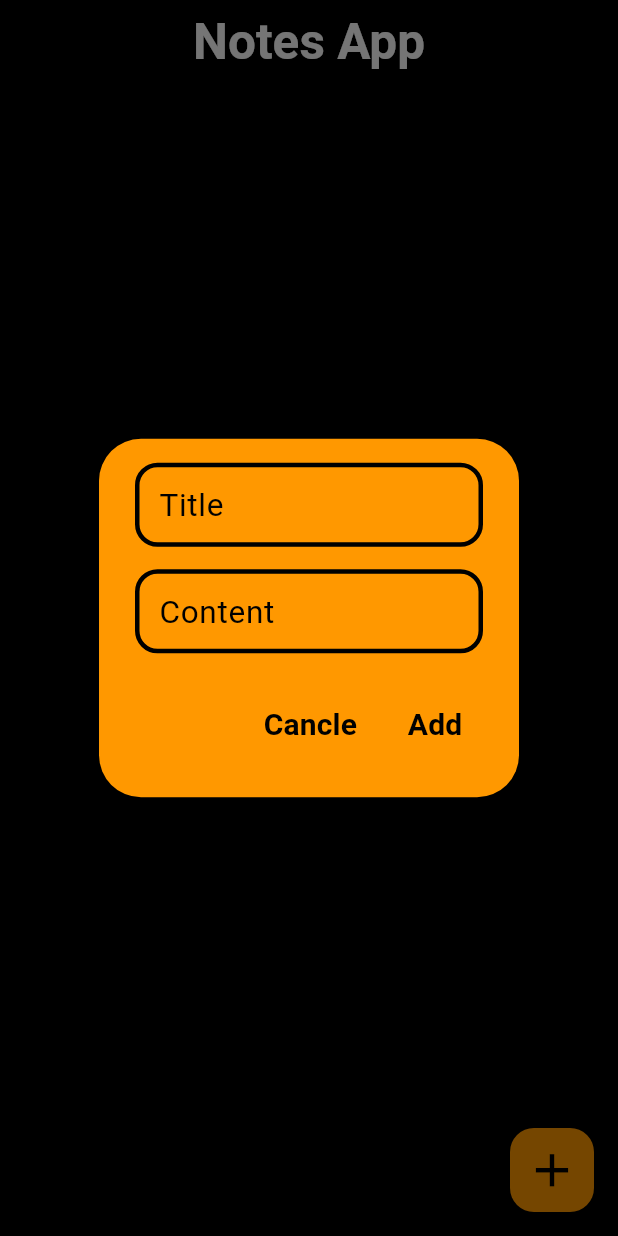
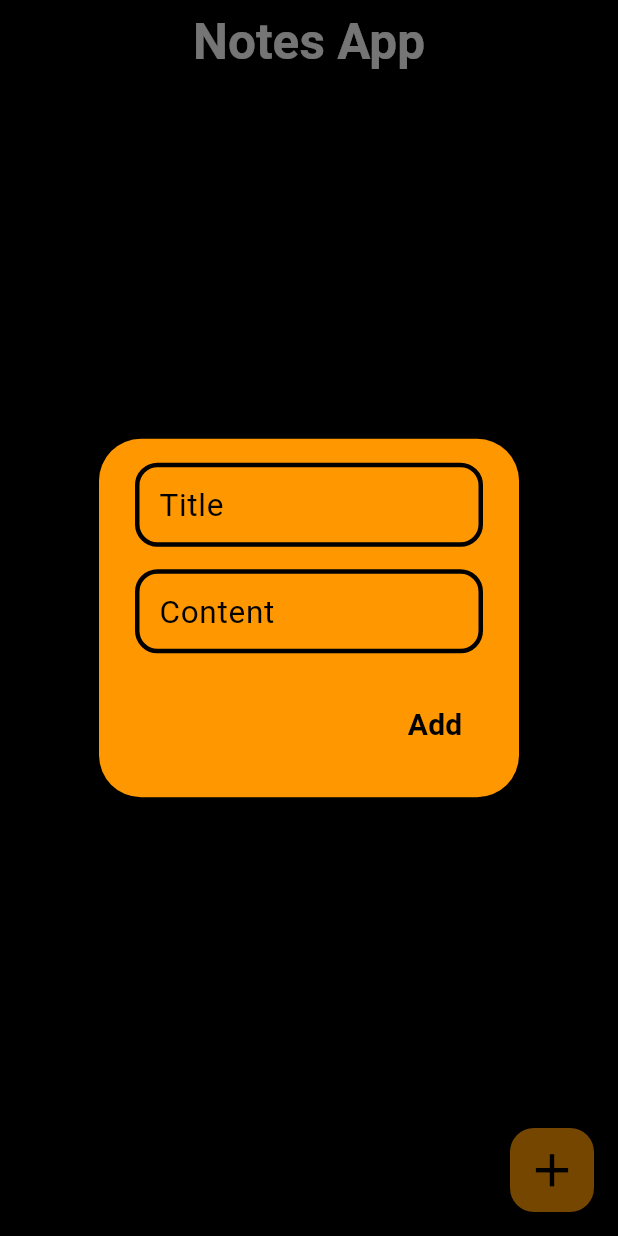
Before and after one commit to AvezChadchan/Notes_App, a Flutter app: the screen it shows after launch, after a tap on the "add" icon, on a phone screen of 412 x 824 dp. Run offline on Flutter 3.47's test engine with Material 3 defaults, Android fonts, the phone set to English and light mode, and no system bars; our stand-ins replace sqflite; accounts and stored records are empty.

```diff
--- /dev/null
+++ b/lib/data/local/db_helper.dart
@@ -0,0 +1,55 @@
+import 'dart:io';
+import 'package:path/path.dart';
+import 'package:path_provider/path_provider.dart';
+import 'package:sqflite/sqflite.dart';
+
+class DBHelper {
+  DBHelper._();
+  static DBHelper getInstance = DBHelper._();
+
+  static final String TABLE_NAME = "notes";
+  static final String COLUMN_ID = "id";
+  static final String COLUMN_TITLE = "title";
+  static final String COLUMN_CONTENT = "content";
+
+  Database? myDB;
+
+  Future<Database> getDB() async {
+    myDB ??= await openDB();
+    return myDB!;
+  }
+
+  Future<Database> openDB() async {
+    Directory appDir = await getApplicationDocumentsDirectory();
+    String path = join(appDir.path, "notesDB.db");
+    return await openDatabase(
+      path,
+      onCreate: (db, version) {
+        db.execute(
+          "CREATE TABLE $TABLE_NAME($COLUMN_ID INTEGER PRIMARY KEY AUTOINCREMENT,$COLUMN_TITLE TEXT,$COLUMN_CONTENT TEXT)",
+        );
+      },
+    );
+  }
+
+  Future<bool> addNote({
+    required String mtitle,
+    required String mcontent,
+  }) async {
+    var db = await getDB();
+    int rowsEffected = await db.insert(TABLE_NAME, {
+      COLUMN_TITLE: mtitle,
+      COLUMN_CONTENT: mcontent,
+    });
+
+    print("Inserted rows: $rowsEffected");
+    return rowsEffected > 0;
+  }
+
+
+  Future<List<Map<String, dynamic>>> getAllNotes() async {
+    var db = await getDB();
+    List<Map<String, dynamic>> notes = await db.query(TABLE_NAME);
+    return notes;
+  }
+}
--- a/lib/main.dart
+++ b/lib/main.dart
@@ -1,6 +1,5 @@
 import 'package:flutter/material.dart';
-
-import 'note.dart';
+import 'package:notes_app/data/local/db_helper.dart';
 
 void main() {
   runApp(const MyApp());
@@ -25,7 +24,21 @@ class MyHomePage extends StatefulWidget {
 }
 
 class _MyHomePageState extends State<MyHomePage> {
-  List<Note> notes = [];
+  DBHelper? dbRef;
+  List<Map<String, dynamic>> notes = [];
+  @override
+  void initState() {
+    super.initState();
+    dbRef = DBHelper.getInstance;
+    getNotes();
+  }
+
+  void getNotes() async {
+    notes = await dbRef!.getAllNotes();
+    print("Fetched Notes: $notes");
+    setState(() {});
+  }
+
 
   @override
   Widget build(BuildContext context) {
@@ -42,7 +55,9 @@ class _MyHomePageState extends State<MyHomePage> {
         centerTitle: true,
         backgroundColor: Colors.black,
       ),
-      body: Container(
+      body:
+          notes.isNotEmpty
+              ? Container(
                 color: Colors.black,
                 child: ListView.builder(
                   itemCount: notes.length,
@@ -54,7 +69,7 @@ class _MyHomePageState extends State<MyHomePage> {
                       elevation: 5,
                       child: ListTile(
                         title: Text(
-                  notes[index].title,
+                          notes[index][DBHelper.COLUMN_TITLE],
                           style: TextStyle(
                             fontWeight: FontWeight.bold,
                             color: Colors.black,
@@ -62,7 +77,7 @@ class _MyHomePageState extends State<MyHomePage> {
                           ),
                         ),
                         subtitle: Text(
-                  notes[index].content,
+                          notes[index][DBHelper.COLUMN_CONTENT],
                           style: TextStyle(
                             fontWeight: FontWeight.bold,
                             color: Colors.black,
@@ -74,11 +89,28 @@ class _MyHomePageState extends State<MyHomePage> {
                               notes.removeAt(index);
                             });
                           },
-                  icon: Icon(Icons.delete, color: Color(0xFFE53935), size: 27),
+                          icon: Icon(
+                            Icons.delete,
+                            color: Color(0xFFE53935),
+                            size: 27,
+                          ),
                         ),
                       ),
                     );
                   },
+                ),
+              )
+              : Container(
+                color: Colors.black,
+                child: Center(
+                  child: Text(
+                    "No Notes Available!",
+                    style: TextStyle(
+                      color: Colors.white,
+                      fontSize: 20,
+                      fontWeight: FontWeight.bold,
+                    ),
+                  ),
                 ),
               ),
       floatingActionButton: FloatingActionButton(
@@ -143,30 +175,31 @@ class _MyHomePageState extends State<MyHomePage> {
             ),
           ),
           actions: [
+            // TextButton(
+            //   onPressed: () {
+            //     Navigator.pop(context);
+            //   },
+            //   child: Text(
+            //     "Cancle",
+            //     style: TextStyle(
+            //       fontWeight: FontWeight.bold,
+            //       fontSize: 20,
+            //       color: Colors.black,
+            //     ),
+            //   ),
+            // ),
             TextButton(
-              onPressed: () {
+              onPressed: () async {
+                var title = titleController.text;
+                var content = contentController.text;
+                bool check = await dbRef!.addNote(
+                mtitle: title,
+                mcontent: content,
+                );
+                if (check) {
+                  getNotes();
+                }
                 Navigator.pop(context);
-              },
-              child: Text(
-                "Cancle",
-                style: TextStyle(
-                  fontWeight: FontWeight.bold,
-                  fontSize: 20,
-                  color: Colors.black,
-                ),
-              ),
-            ),
-            TextButton(
-              onPressed: () {
-                setState(() {
-                  notes.add(
-                    Note(
-                      title: titleController.text,
-                      content: contentController.text,
-                    ),
-                  );
-                  Navigator.pop(context);
-                });
               },
               child: Text(
                 "Add",
--- a/pubspec.yaml
+++ b/pubspec.yaml
@@ -34,6 +34,9 @@ dependencies:
   # The following adds the Cupertino Icons font to your application.
   # Use with the CupertinoIcons class for iOS style icons.
   cupertino_icons: ^1.0.8
+  path_provider: ^2.1.5
+  path: ^1.9.1
+  sqflite: ^2.4.2
 
 dev_dependencies:
   flutter_test:
```
Lines whose indentation alone changed are shown as unchanged.
